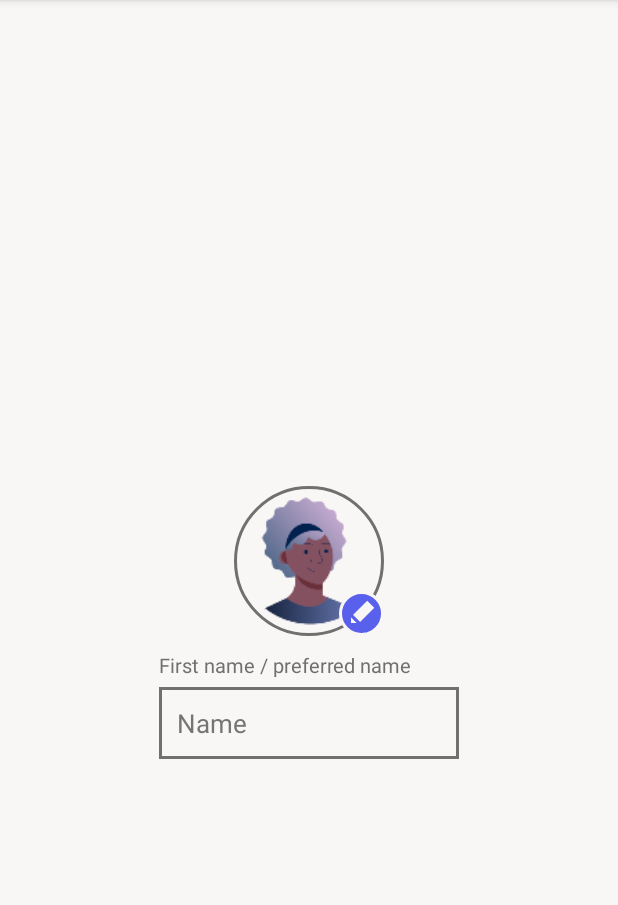
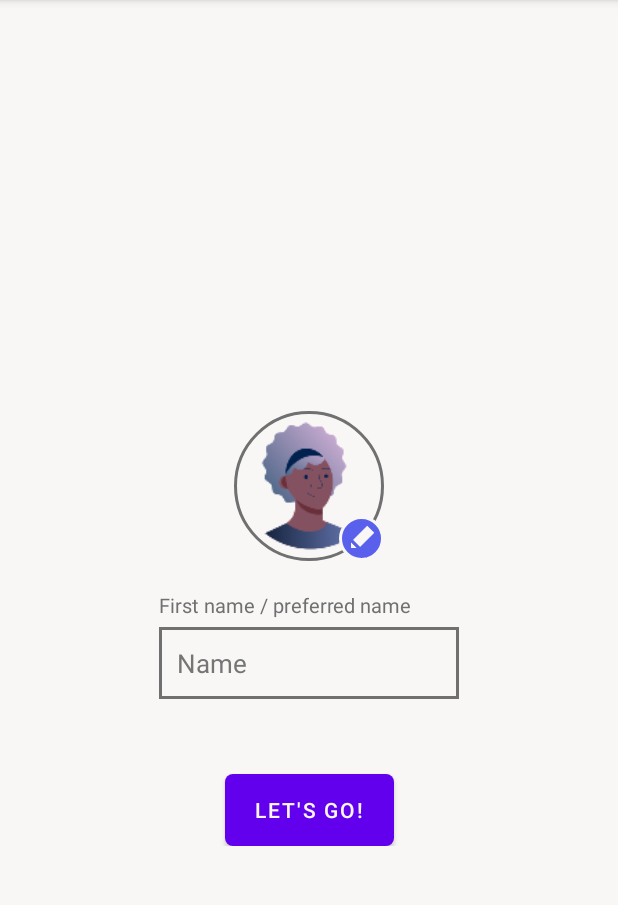
Before and after one commit to stan25s/WellbeingAppLocal, an Android app: the fragment Onboarding3Fragment shown on its own in the app's theme, on a phone screen of 412 x 824 dp, the part 84-989 px from its top. Run offline under Robolectric (Android 15) with nearby library versions, the phone set to English and light mode, and no system bars.

Commit message:
Added Submit Button

```diff
--- /dev/null
+++ b/app/src/main/res/drawable-v24/button_background.xml
@@ -0,0 +1,5 @@
+<?xml version="1.0" encoding="utf-8"?>
+<shape xmlns:android="http://schemas.android.com/apk/res/android" android:shape="rectangle">
+    <solid android:color="@color/accent"/>
+    <corners android:radius="5dp"/>
+</shape>
--- a/app/src/main/res/layout/fragment_onboarding3.xml
+++ b/app/src/main/res/layout/fragment_onboarding3.xml
@@ -10,9 +10,10 @@
         android:layout_width="wrap_content"
         android:layout_height="wrap_content"
         app:layout_constraintBottom_toBottomOf="parent"
+        app:layout_constraintEnd_toEndOf="parent"
+        app:layout_constraintStart_toStartOf="parent"
         app:layout_constraintTop_toTopOf="parent"
-        app:layout_constraintStart_toStartOf="parent"
-        app:layout_constraintEnd_toEndOf="parent">
+        android:layout_marginBottom="100dp">
 
         <ImageView
             android:id="@+id/imgMain"
@@ -20,29 +21,30 @@
             android:layout_height="100dp"
             android:layout_marginBottom="20dp"
             android:contentDescription="@string/no_image"
+            android:foreground="@drawable/circle_back"
             android:scaleType="fitXY"
-            android:foreground="@drawable/circle_back"
+            app:layout_constraintBottom_toBottomOf="parent"
             app:layout_constraintEnd_toEndOf="parent"
             app:layout_constraintStart_toStartOf="parent"
-            app:layout_constraintTop_toTopOf="parent"
-            app:layout_constraintBottom_toBottomOf="parent" />
+            app:layout_constraintTop_toTopOf="parent" />
 
         <ImageView
             android:id="@+id/editImg"
             android:layout_width="wrap_content"
             android:layout_height="wrap_content"
             android:background="@drawable/edit_image_icon"
-            app:layout_constraintEnd_toEndOf="@id/imgMain"
+            android:contentDescription="Edit Text"
             app:layout_constraintBottom_toBottomOf="@id/imgMain"
-            android:contentDescription="Edit Text" />
+            app:layout_constraintEnd_toEndOf="@id/imgMain" />
 
         <TextView
             android:id="@+id/txtMain"
             android:layout_width="wrap_content"
             android:layout_height="wrap_content"
+            android:layout_marginTop="20dp"
             android:textColor="@color/border1"
             android:textSize="13sp"
-            android:layout_marginTop="10dp"
+            android:maxHeight="60dp"
             app:layout_constraintStart_toStartOf="@id/editTextName"
             app:layout_constraintTop_toBottomOf="@+id/imgMain" />
 
@@ -52,17 +54,32 @@
             android:layout_height="wrap_content"
             android:layout_marginTop="5dp"
             android:autofillHints="false"
-            android:textSize="17sp"
             android:background="@drawable/back"
             android:ems="10"
             android:hint="Name"
             android:inputType="textPersonName"
             android:minHeight="48dp"
+            android:padding="12dp"
             android:textColorHint="#757575"
-            android:padding="12dp"
+            android:textSize="17sp"
             app:layout_constraintEnd_toEndOf="parent"
             app:layout_constraintStart_toStartOf="parent"
             app:layout_constraintTop_toBottomOf="@id/txtMain" />
+
+        <Button
+            android:id="@+id/button"
+            android:layout_width="wrap_content"
+            android:layout_height="wrap_content"
+            android:layout_marginTop="50dp"
+            android:background="@drawable/button_background"
+            android:paddingLeft="20dp"
+            android:paddingRight="20dp"
+            android:text="Let's GO!"
+            android:textColor="@color/bg1"
+            app:layout_constraintEnd_toEndOf="parent"
+            app:layout_constraintStart_toStartOf="parent"
+            app:layout_constraintTop_toBottomOf="@id/editTextName" />
+
     </androidx.constraintlayout.widget.ConstraintLayout>
 
 
```
Also changed, not shown: app/src/main/java/com/example/wellbeingapplocal/Onboarding3Fragment.kt (+0 -7 lines).
